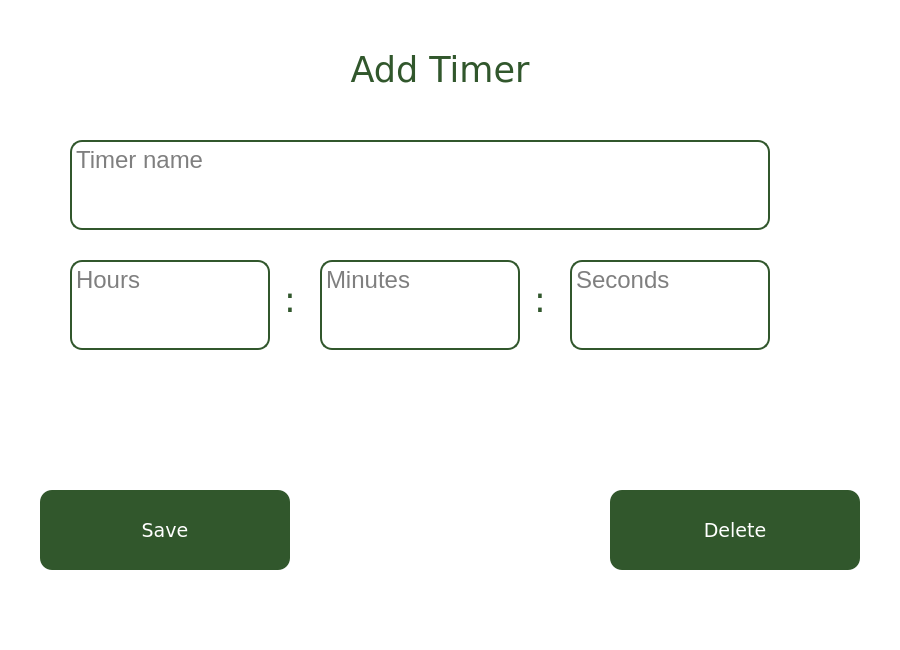
Above: UI/ui_designs/addTimer.ui from PoROBIONE-Quattro-Formaggi/PoLIZANE before the change. Below: the same form after it.
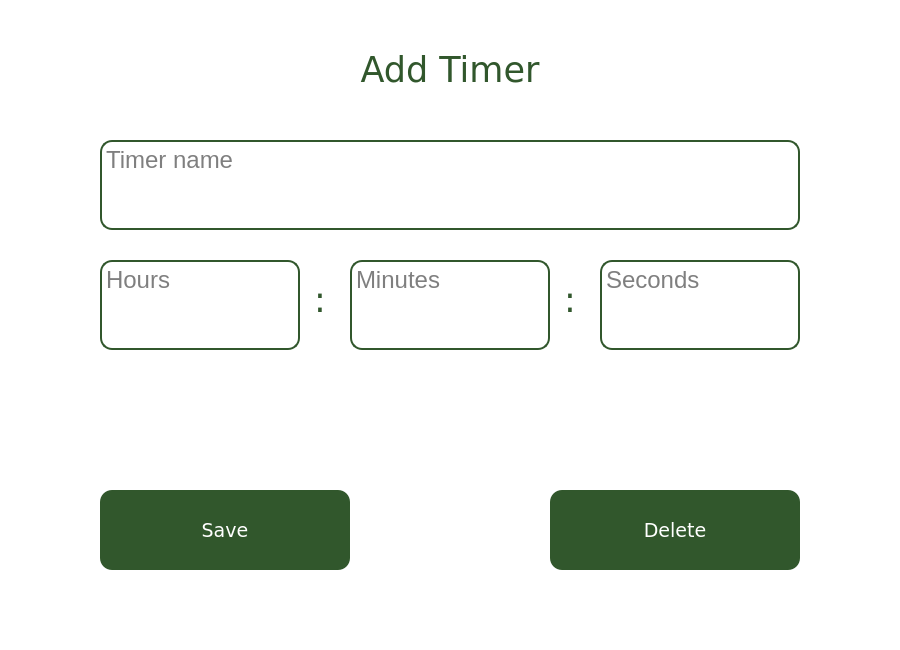
That is the form after the change. Icons and pictures are not drawn.

Commit message: Updated add ingredeitn and add timer screen

Diff of the .ui file:
```diff
--- a/UI/ui_designs/addTimer.ui
+++ b/UI/ui_designs/addTimer.ui
@@ -38,7 +38,7 @@
      <rect>
       <x>0</x>
       <y>0</y>
-      <width>880</width>
+      <width>900</width>
       <height>140</height>
      </rect>
     </property>
@@ -61,7 +61,7 @@
    <widget class="QPushButton" name="saveButton">
     <property name="geometry">
      <rect>
-      <x>40</x>
+      <x>100</x>
       <y>490</y>
       <width>250</width>
       <height>80</height>
@@ -91,7 +91,7 @@
    <widget class="QPushButton" name="deleteButton">
     <property name="geometry">
      <rect>
-      <x>610</x>
+      <x>550</x>
       <y>490</y>
       <width>250</width>
       <height>80</height>
@@ -121,7 +121,7 @@
    <widget class="QPlainTextEdit" name="hoursTextArea">
     <property name="geometry">
      <rect>
-      <x>70</x>
+      <x>100</x>
       <y>260</y>
       <width>200</width>
       <height>90</height>
@@ -144,7 +144,7 @@
    <widget class="QPlainTextEdit" name="timerNameTextArea">
     <property name="geometry">
      <rect>
-      <x>70</x>
+      <x>100</x>
       <y>140</y>
       <width>700</width>
       <height>90</height>
@@ -168,7 +168,7 @@
    <widget class="QPlainTextEdit" name="MinutesTextArea">
     <property name="geometry">
      <rect>
-      <x>320</x>
+      <x>350</x>
       <y>260</y>
       <width>200</width>
       <height>90</height>
@@ -191,7 +191,7 @@
    <widget class="QPlainTextEdit" name="SecondsTextArea">
     <property name="geometry">
      <rect>
-      <x>570</x>
+      <x>600</x>
       <y>260</y>
       <width>200</width>
       <height>90</height>
@@ -214,7 +214,7 @@
    <widget class="QLabel" name="colon1">
     <property name="geometry">
      <rect>
-      <x>270</x>
+      <x>300</x>
       <y>230</y>
       <width>40</width>
       <height>140</height>
@@ -239,7 +239,7 @@
    <widget class="QLabel" name="colon2">
     <property name="geometry">
      <rect>
-      <x>520</x>
+      <x>550</x>
       <y>230</y>
       <width>40</width>
       <height>140</height>
```
The commit also changes 4 other files.
